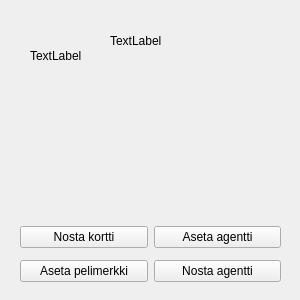
Old version of the form ElectionGame/Student/kaupunginosa.ui in the repository elguitar/los-horos.
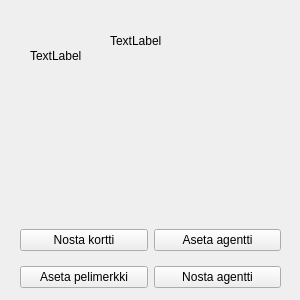
New version of the form.

```diff
--- a/ElectionGame/Student/kaupunginosa.ui
+++ b/ElectionGame/Student/kaupunginosa.ui
@@ -35,7 +35,7 @@
      <x>20</x>
      <y>220</y>
      <width>261</width>
-     <height>70</height>
+     <height>78</height>
     </rect>
    </property>
    <layout class="QGridLayout" name="gridLayout">
```
Left out of the diff: 25 changed lines with no effect on the pictures.
